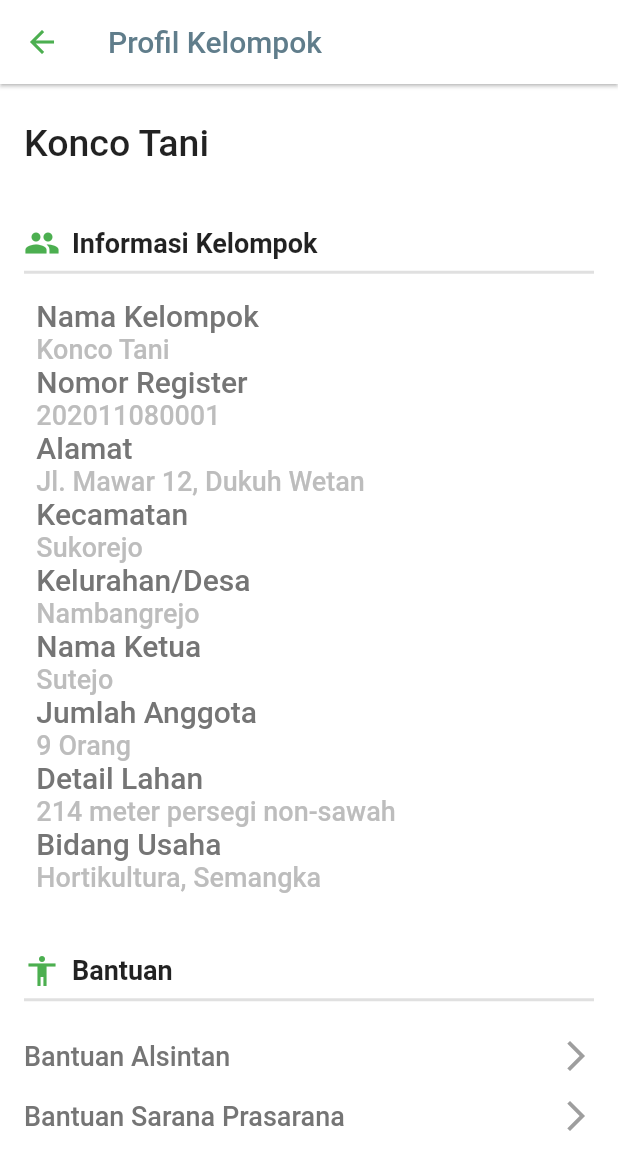
After one commit to kholiqulrasydin/dakota, a Flutter app: the DarkotaViewAll screen opened directly, after a tap on "Konco Tani", on a phone screen of 412 x 824 dp. The commit adds this screen. Shown: the top 1170 px of the screen. Run offline on Flutter 3.47's test engine with Material 2 defaults, Android fonts, the phone set to English and light mode, and no system bars; our stand-ins replace google_fonts, simple_animations.

Commit message:
Detail Donation Update

```diff
--- /dev/null
+++ b/lib/dakota_view.dart
@@ -0,0 +1,217 @@
+import 'package:flutter/cupertino.dart';
+import 'package:flutter/material.dart';
+
+class DakotaView extends StatefulWidget {
+  final String namaKelompok;
+  DakotaView(this.namaKelompok);
+  @override
+  _DakotaViewState createState() => _DakotaViewState();
+}
+
+class _DakotaViewState extends State<DakotaView> {
+  @override
+  Widget build(BuildContext context) {
+    return Scaffold(
+      appBar: AppBar(
+        backgroundColor: Theme.of(context).scaffoldBackgroundColor,
+        elevation: 1,
+        leading: IconButton(
+          onPressed: () {
+            Navigator.of(context).pop();
+          },
+          icon: Icon(
+            Icons.arrow_back,
+            color: Colors.green,
+          ),
+        ),
+        title: Text('Profil Kelompok', style: TextStyle(color: Colors.blueGrey),),
+      ),
+      body: Container(
+        padding: EdgeInsets.only(left: 16, top: 25, right: 16),
+        child: ListView(
+          children: [
+            Text(
+              "${widget.namaKelompok}",
+              style: TextStyle(fontSize: 25, fontWeight: FontWeight.w500),
+            ),
+            SizedBox(
+              height: 40,
+            ),
+            Row(
+              children: [
+                Icon(
+                  Icons.people,
+                  color: Colors.green,
+                ),
+                SizedBox(
+                  width: 8,
+                ),
+                Text(
+                  "Informasi Kelompok",
+                  style: TextStyle(fontSize: 18, fontWeight: FontWeight.bold),
+                ),
+              ],
+            ),
+            Divider(
+              height: 15,
+              thickness: 2,
+            ),
+            SizedBox(
+              height: 10,
+            ),
+            buildAccountOptionRow(context, "Nama Kelompok", widget.namaKelompok),
+            buildAccountOptionRow(context, "Nomor Register", "202011080001"),
+            buildAccountOptionRow(context, "Alamat", "Jl. Mawar 12, Dukuh Wetan"),
+            buildAccountOptionRow(context, "Kecamatan", "Sukorejo"),
+            buildAccountOptionRow(context, "Kelurahan/Desa", "Nambangrejo"),
+            buildAccountOptionRow(context, "Nama Ketua", "Sutejo"),
+            buildAccountOptionRow(context, "Jumlah Anggota", "9 Orang"),
+            buildAccountOptionRow(context, "Detail Lahan", "214 meter persegi non-sawah"),
+            buildAccountOptionRow(context, "Bidang Usaha", "Hortikultura, Semangka"),
+            SizedBox(
+              height: 40,
+            ),
+            Row(
+              children: [
+                Icon(
+                  Icons.accessibility,
+                  color: Colors.green,
+                ),
+                SizedBox(
+                  width: 8,
+                ),
+                Text(
+                  "Bantuan",
+                  style: TextStyle(fontSize: 18, fontWeight: FontWeight.bold),
+                ),
+              ],
+            ),
+            Divider(
+              height: 15,
+              thickness: 2,
+            ),
+            SizedBox(
+              height: 10,
+            ),
+            buildDonation(context, "Bantuan Alsintan"),
+            buildDonation(context, "Bantuan Sarana Prasarana"),
+            SizedBox(
+              height: 50,
+            ),
+
+          ],
+        ),
+      ),
+    );
+  }
+
+  Row buildNotificationOptionRow(String title, bool isActive) {
+    return Row(
+      mainAxisAlignment: MainAxisAlignment.spaceBetween,
+      children: [
+        Text(
+          title,
+          style: TextStyle(
+              fontSize: 18,
+              fontWeight: FontWeight.w500,
+              color: Colors.grey[600]),
+        ),
+        Transform.scale(
+            scale: 0.7,
+            child: CupertinoSwitch(
+              value: isActive,
+              onChanged: (bool val) {},
+            ))
+      ],
+    );
+  }
+
+  GestureDetector buildDonation(BuildContext context, String title) {
+    return GestureDetector(
+      onTap: () {
+        showDialog(
+            context: context,
+            builder: (BuildContext context) {
+              return AlertDialog(
+                title: Text(title),
+                content: Column(
+                  mainAxisSize: MainAxisSize.min,
+                  children: [
+                    Text("Option 1"),
+                    Text("Option 2"),
+                    Text("Option 3"),
+                  ],
+                ),
+                actions: [
+                  FlatButton(
+                      onPressed: () {
+                        Navigator.of(context).pop();
+                      },
+                      child: Text("Close")),
+                ],
+              );
+            });
+      },
+      child: Padding(
+        padding: const EdgeInsets.symmetric(vertical: 8.0),
+        child: Row(
+          mainAxisAlignment: MainAxisAlignment.spaceBetween,
+          children: [
+            Text(
+              title,
+              style: TextStyle(
+                fontSize: 18,
+                fontWeight: FontWeight.w500,
+                color: Colors.grey[600],
+              ),
+            ),
+            Icon(
+              Icons.arrow_forward_ios,
+              color: Colors.grey,
+            ),
+          ],
+        ),
+      ),
+    );
+  }
+
+  Widget buildAccountOptionRow(BuildContext context, String title, String detail) {
+    return Container(
+      alignment: Alignment.bottomLeft,
+      padding: EdgeInsets.only(left: MediaQuery.of(context).size.width * 0.02),
+      child: Column(
+        children: [
+          Row(
+            mainAxisAlignment: MainAxisAlignment.spaceBetween,
+            children: <Widget>[
+              Text(
+                title,
+                style: TextStyle(
+                  fontSize: 20,
+                  fontWeight: FontWeight.w500,
+                  color: Colors.grey[600],
+                ),
+                textAlign: TextAlign.start,
+              ),
+              Text('')
+            ],
+          ),
+          Row(
+            mainAxisAlignment: MainAxisAlignment.spaceBetween,
+            children: <Widget>[
+              Text(
+                detail,
+                style: TextStyle(
+                  fontSize: 18,
+                  fontWeight: FontWeight.w500,
+                  color: Colors.grey[400],
+                ),
+              ),
+              Text('')
+            ],
+          ),
+        ],
+      ),
+    );
+  }
+}
--- a/lib/dakota_viewAll.dart
+++ b/lib/dakota_viewAll.dart
@@ -1,3 +1,4 @@
+import 'package:dakota/dakota_view.dart';
 import 'package:flutter/material.dart';
 
 
@@ -9,7 +10,7 @@ class DarkotaViewAll extends StatefulWidget {
 class _DarkotaViewAllState extends State<DarkotaViewAll> {
 
 
-  final FOOD_DATA = [
+  final fData = [
     {
       "name":"Konco Tani",
       "ketuaKelompok":"Sutejo",
@@ -74,10 +75,14 @@ class _DarkotaViewAllState extends State<DarkotaViewAll> {
   List<Widget> itemsData = [];
 
   void getPostsData() {
-    List<dynamic> responseList = FOOD_DATA;
+    List<dynamic> responseList = fData;
     List<Widget> listItems = [];
     responseList.forEach((post) {
-      listItems.add(Container(
+      listItems.add(InkWell(
+        onTap: (){
+          Navigator.of(context).push(MaterialPageRoute(builder: (context)=>DakotaView(post['name'])));
+        },
+        child: Container(
             height: 150,
             margin: const EdgeInsets.symmetric(horizontal: 20, vertical: 10),
             decoration: BoxDecoration(borderRadius: BorderRadius.all(Radius.circular(20.0)), color: Colors.white, boxShadow: [
@@ -114,7 +119,8 @@ class _DarkotaViewAllState extends State<DarkotaViewAll> {
                   )
                 ],
               ),
-          )));
+            )),
+      ));
     });
     setState(() {
       itemsData = listItems;
```
Also changed, not shown: lib/dakota_add.dart (+20 -20 lines), lib/edit_profile_page.dart (added, +180 -0 lines), lib/home.dart (+18 -1 lines), lib/main.dart (+5 -5 lines). Lines whose indentation alone changed are shown as unchanged.
